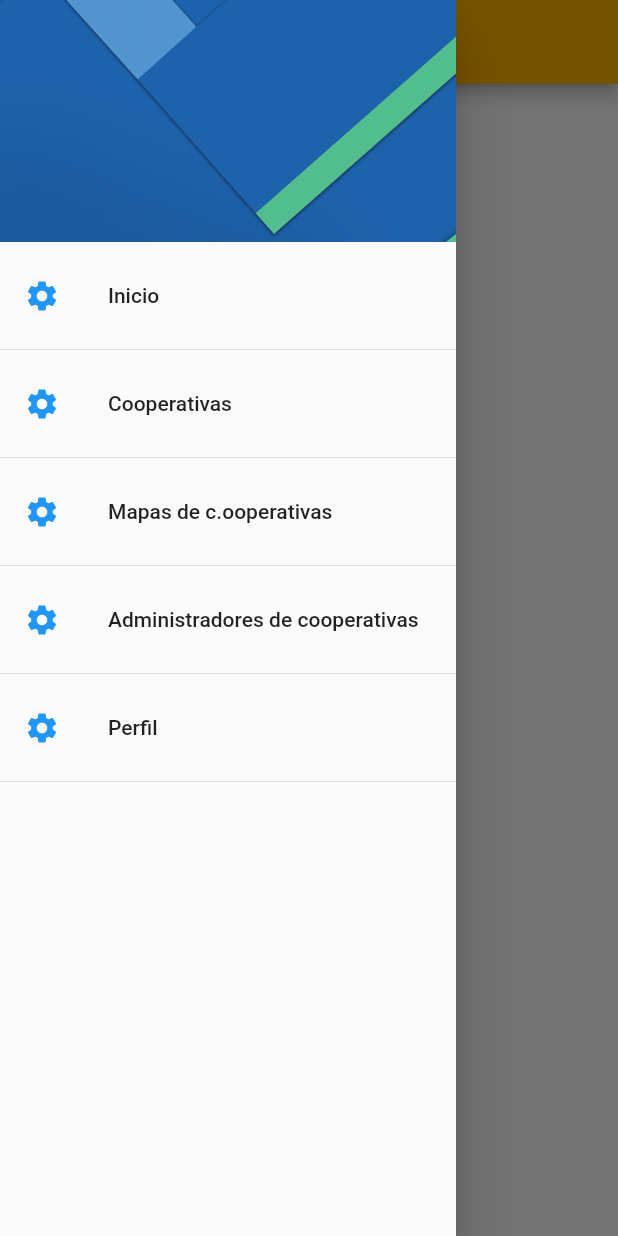
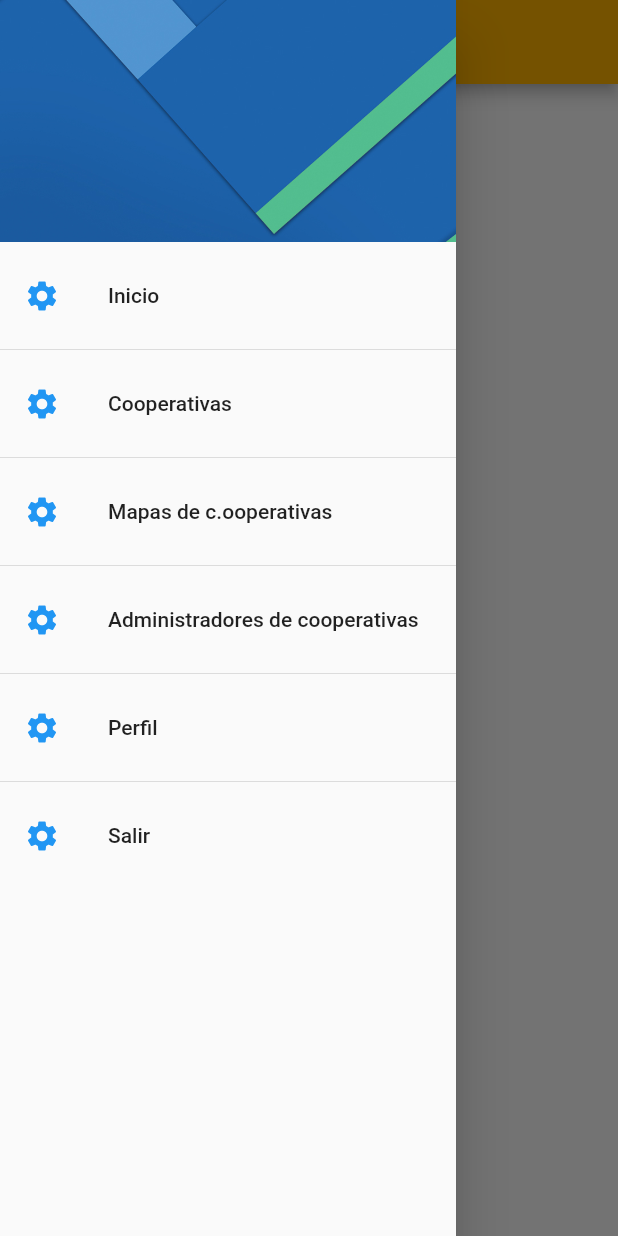
Before and after one commit to EduardinDev/flutter_vistas, a Flutter app: the screen it shows after launch, with the side drawer open, on a phone screen of 412 x 824 dp. Run offline on Flutter 3.47's test engine with Material 2 defaults, Android fonts, the phone set to English and light mode, and no system bars; our stand-ins replace rxdart, shared_preferences.

Commit message:
Se añadio boton salir en el menu

```diff
--- a/lib/src/widgets/menu_widget.dart
+++ b/lib/src/widgets/menu_widget.dart
@@ -24,7 +24,6 @@ class MenuWidget extends StatelessWidget {
     );
   }
 
-
 // Trae el mapa de las rutas del munuProvider
   Widget _lista() {
     return FutureBuilder(
@@ -35,10 +34,8 @@ class MenuWidget extends StatelessWidget {
     );
   }
 
-
   //Lista las rutas de los modulos
   List<Widget> _listaitems(BuildContext context, List<dynamic>? data) {
-
     final List<Widget> opciones = [];
     int cont = 0;
 
@@ -55,6 +52,14 @@ class MenuWidget extends StatelessWidget {
         cont++;
       }
     });
+    final logOut = ListTile(
+        leading: Icon(Icons.settings, color: Colors.blue),
+        title: Text('Salir'),
+        onTap: () {
+          Navigator.popAndPushNamed(context, 'login');
+        });
+    opciones.add(logOut);
+
     return opciones;
   }
 }
```
